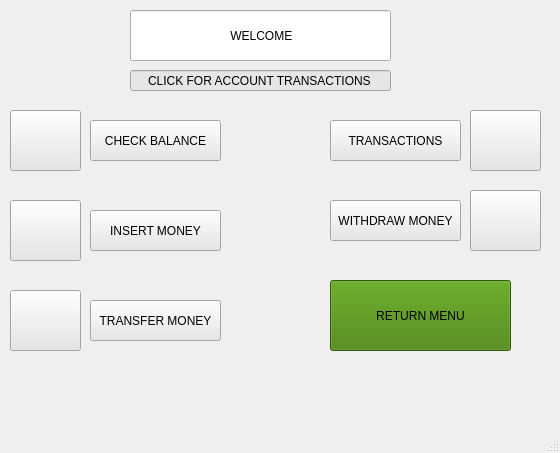
yunusdonmez-dev/ATM-Project1-team2, file atmproject - Version-2/atm_proje_file/account.ui: the form before one commit.
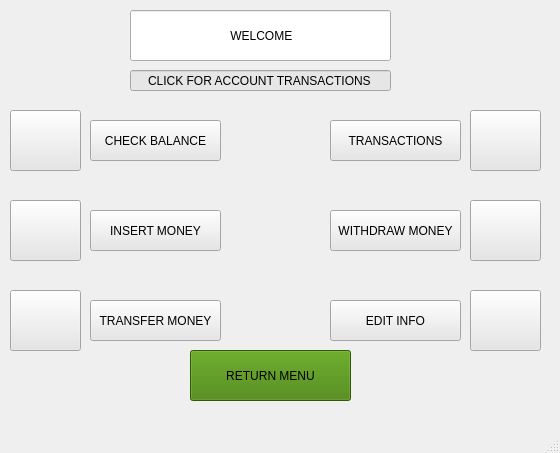
The form after the commit. Icons and pictures are not drawn.

```diff
--- a/atmproject - Version-2/atm_proje_file/account.ui
+++ b/atmproject - Version-2/atm_proje_file/account.ui
@@ -65,7 +65,7 @@
     <property name="geometry">
      <rect>
       <x>470</x>
-      <y>190</y>
+      <y>200</y>
       <width>71</width>
       <height>61</height>
      </rect>
@@ -92,10 +92,10 @@
    <widget class="QPushButton" name="return_button">
     <property name="geometry">
      <rect>
-      <x>330</x>
-      <y>280</y>
-      <width>181</width>
-      <height>71</height>
+      <x>190</x>
+      <y>350</y>
+      <width>161</width>
+      <height>51</height>
      </rect>
     </property>
     <property name="styleSheet">
@@ -204,7 +204,7 @@
     <property name="geometry">
      <rect>
       <x>330</x>
-      <y>200</y>
+      <y>210</y>
       <width>131</width>
       <height>41</height>
      </rect>
@@ -319,6 +319,48 @@
      <string>TRANSFER MONEY</string>
     </property>
    </widget>
+   <widget class="QPushButton" name="pushButton_10">
+    <property name="geometry">
+     <rect>
+      <x>470</x>
+      <y>290</y>
+      <width>71</width>
+      <height>61</height>
+     </rect>
+    </property>
+    <property name="styleSheet">
+     <string notr="true">background-color: rgb(230, 230, 230);</string>
+    </property>
+    <property name="text">
+     <string/>
+    </property>
+    <property name="icon">
+     <iconset>
+      <normaloff>../pythonogreniyorum/ATM-Project/gümüst/icons/icns/money.png</normaloff>../pythonogreniyorum/ATM-Project/gümüst/icons/icns/money.png</iconset>
+    </property>
+    <property name="iconSize">
+     <size>
+      <width>50</width>
+      <height>100</height>
+     </size>
+    </property>
+   </widget>
+   <widget class="QPushButton" name="btn_edit_info">
+    <property name="geometry">
+     <rect>
+      <x>330</x>
+      <y>300</y>
+      <width>131</width>
+      <height>41</height>
+     </rect>
+    </property>
+    <property name="styleSheet">
+     <string notr="true">background-color: rgb(230, 230, 230);</string>
+    </property>
+    <property name="text">
+     <string>EDIT INFO</string>
+    </property>
+   </widget>
   </widget>
   <widget class="QMenuBar" name="menubar">
    <property name="geometry">
```
